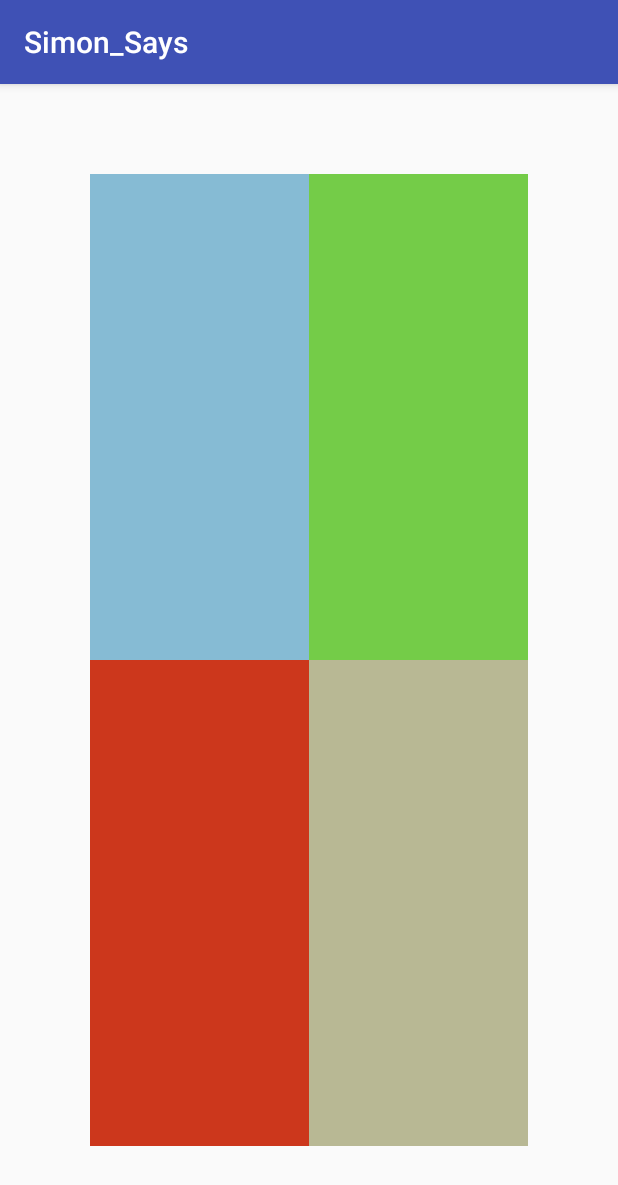
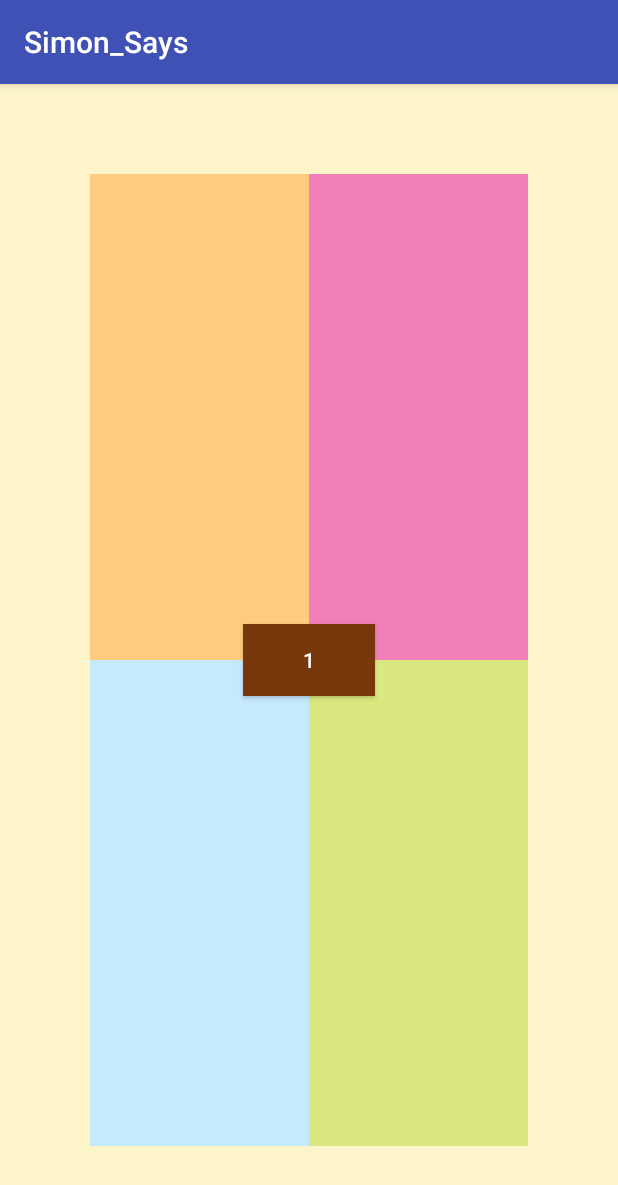
Before and after one commit to Javrom95/Simon_Says, an Android app: the screen it shows after launch (Simon), on a phone screen of 412 x 824 dp. Shown: the top 1185 px of the screen. Run offline under Robolectric (Android 15) with nearby library versions, the phone set to English and light mode, and no system bars.

Commit message:
Commit number 4.

```diff
--- a/app/src/main/java/com/example/javier/simon_says/Simon.java
+++ b/app/src/main/java/com/example/javier/simon_says/Simon.java
@@ -8,6 +8,8 @@ import android.support.v7.app.AppCompatActivity;
 import android.os.Bundle;
 import android.util.Log;
 import android.view.View;
+import android.view.Window;
+import android.view.WindowManager;
 import android.widget.Button;
 import android.widget.Toast;
 
@@ -19,55 +21,71 @@ public class Simon extends AppCompatActivity {
     Button btn1, btn2, btn3, btn4;
     ArrayList<Integer> sequence = new ArrayList<Integer>();
     int trans, add, rounds=4;
-    long time= 1250;
-   /* final MediaPlayer audiobutton1 = MediaPlayer.create(this, R.raw.button1);
-    * final MediaPlayer audiobutton2 = MediaPlayer.create(this, R.raw.button2);
-    * final MediaPlayer audiobutton3 = MediaPlayer.create(this, R.raw.button3);
-    * final MediaPlayer audiobutton4 = MediaPlayer.create(this, R.raw.button4);
+    long time= 3000;
+    Handler handler = new Handler();
+    Random r = new Random();
+   /*
     */
 
 
     @Override
     protected void onCreate(Bundle savedInstanceState) {
         super.onCreate(savedInstanceState);
+        requestWindowFeature(Window.FEATURE_NO_TITLE);
+        getWindow().addFlags(WindowManager.LayoutParams.FLAG_FULLSCREEN);
         setContentView(R.layout.activity_simon);
-
         btn1 = (Button) findViewById(R.id.button1);
         btn2 = (Button) findViewById(R.id.button2);
         btn3 = (Button) findViewById(R.id.button3);
         btn4 = (Button) findViewById(R.id.button4);
 
-        createSequence();
+        final MediaPlayer audiobutton1 = MediaPlayer.create(this, R.raw.button1);
+        final MediaPlayer audiobutton2 = MediaPlayer.create(this, R.raw.button2);
+        final MediaPlayer audiobutton3 = MediaPlayer.create(this, R.raw.button3);
+        final MediaPlayer audiobutton4 = MediaPlayer.create(this, R.raw.button4);
+
+        //createSequence();
 
 
     }
 
     public void createSequence(){
-        Random r = new Random();
         for(byte i=0;i<rounds;i++){
+            handler.postDelayed(new Runnable() {
+                public void run() {
                     add=r.nextInt((rounds - 1) + 1) + 1;
 
                     if(add==1){
                         //Reproduce sound.
-                changeButton1();
-
+                        changeButton(add);
+                        Log.i("Value:","1.");
                     }else if(add==2){
                         //Reproduce sound,
-               changeButton2();
+                        changeButton(add);
+                        Log.i("Value:","2.");
                     }else if(add==3){
                         //Reproduce sound.
-                changeButton3();
+                        changeButton(add);
+                        Log.i("Value:","3.");
                     }else{
                         //Reproduce sound.
-                changeButton4();
+                        changeButton(add);
+                        Log.i("Value:","4.");
                     }
+
                     sequence.add(add);
+                }
+            }, time);
         }
 
     }
 
 
-    public void changeButton1() {
+
+    public synchronized void changeButton(int rand){
+        if(add==1){
+
+            //Reproduce sound.
             btn1.setBackgroundResource(R.color.colorpressedbutton1);
             Handler handler = new Handler();
             handler.postDelayed(new Runnable() {
@@ -75,11 +93,10 @@ public class Simon extends AppCompatActivity {
                     btn1.setBackgroundResource(R.drawable.button1_pressed);
                 }
             }, time);
+            Log.i("Value:","1.");
 
-    }
-
-    public void changeButton2(){
-
+        }else if(add==2){
+            //Reproduce sound,
             btn2.setBackgroundResource(R.color.colorpressedbutton2);
             Handler handler = new Handler();
             handler.postDelayed(new Runnable() {
@@ -87,11 +104,9 @@ public class Simon extends AppCompatActivity {
                     btn2.setBackgroundResource(R.drawable.button2_pressed);
                 }
             }, time);
-
-    }
-
-    public void changeButton3(){
-
+            Log.i("Value:","2.");
+        }else if(add==3){
+            //Reproduce sound.
             btn3.setBackgroundResource(R.color.colorpressedbutton3);
             Handler handler = new Handler();
             handler.postDelayed(new Runnable() {
@@ -99,11 +114,9 @@ public class Simon extends AppCompatActivity {
                     btn3.setBackgroundResource(R.drawable.button3_pressed);
                 }
             }, time);
-
-    }
-
-    public void changeButton4(){
-
+            Log.i("Value:","3.");
+        }else{
+            //Reproduce sound.
             btn4.setBackgroundResource(R.color.colorpressedbutton4);
             Handler handler = new Handler();
             handler.postDelayed(new Runnable() {
@@ -111,8 +124,10 @@ public class Simon extends AppCompatActivity {
                     btn4.setBackgroundResource(R.drawable.button4_pressed);
                 }
             }, time);
-
+            Log.i("Value:","4.");
         }
 
 
     }
+
+ }
--- /dev/null
+++ b/app/src/main/res/drawable/center_button.xml
@@ -0,0 +1,13 @@
+<?xml version="1.0" encoding="utf-8"?>
+<selector xmlns:android="http://schemas.android.com/apk/res/android">
+    <item>
+        <shape
+            xmlns:android="http://schemas.android.com/apk/res/android"
+            android:shape="rectangle">
+
+            <solid
+                android:color="#77370b"/>
+
+        </shape>
+    </item>
+</selector>
--- a/app/src/main/res/layout/activity_simon.xml
+++ b/app/src/main/res/layout/activity_simon.xml
@@ -8,12 +8,13 @@
     android:paddingRight="@dimen/activity_horizontal_margin"
     android:paddingTop="@dimen/activity_vertical_margin"
     tools:context="com.example.javier.simon_says.Simon"
-    android:padding="60dp">
+    android:padding="60dp"
+    android:background="@color/background">
 
     <TableLayout xmlns:android="http://schemas.android.com/apk/res/android"
         android:id="@+id/tableLayout1"
         android:layout_width="match_parent"
-        android:layout_height="match_parent" >
+        android:layout_height="match_parent">
 
         <TableRow
             android:id="@+id/tableRow1"
@@ -59,4 +60,15 @@
 
     </TableLayout>
 
+    <Button
+        android:layout_width="wrap_content"
+        android:layout_height="wrap_content"
+        android:id="@+id/button"
+        android:layout_alignParentStart="false"
+        android:layout_marginStart="174dp"
+        android:layout_centerInParent="true"
+        android:background="@drawable/center_button"
+        android:text="1"
+        android:textColor="#ffffff" />
+
 </RelativeLayout>
--- a/app/src/main/res/values/colors.xml
+++ b/app/src/main/res/values/colors.xml
@@ -3,12 +3,15 @@
     <color name="colorPrimary">#3F51B5</color>
     <color name="colorPrimaryDark">#303F9F</color>
     <color name="colorAccent">#FF4081</color>
-    <color name="colorbutton1">#86bbd4</color>
-    <color name="colorbutton2">#74cc48</color>
-    <color name="colorbutton3">#cc371c</color>
-    <color name="colorbutton4">#b8b894</color>
-    <color name="colorpressedbutton1">#3399ff</color>
-    <color name="colorpressedbutton2">#00b300</color>
-    <color name="colorpressedbutton3">#990000</color>
-    <color name="colorpressedbutton4">#4d4d33</color>
+
+
+    <color name="background">#fdf5c9</color>
+    <color name="colorbutton1">#ffcc7f</color>
+    <color name="colorbutton2">#f17fb9</color>
+    <color name="colorbutton3">#c5e9fd</color>
+    <color name="colorbutton4">#dbe77f</color>
+    <color name="colorpressedbutton1">#ff9900</color>
+    <color name="colorpressedbutton2">#e30074</color>
+    <color name="colorpressedbutton3">#8bd3fb</color>
+    <color name="colorpressedbutton4">#b8d000</color>
 </resources>
```
Also changed, not shown: app/src/main/res/drawable/ice_cream_logo.jpg (added). Lines whose indentation alone changed are shown as unchanged.
